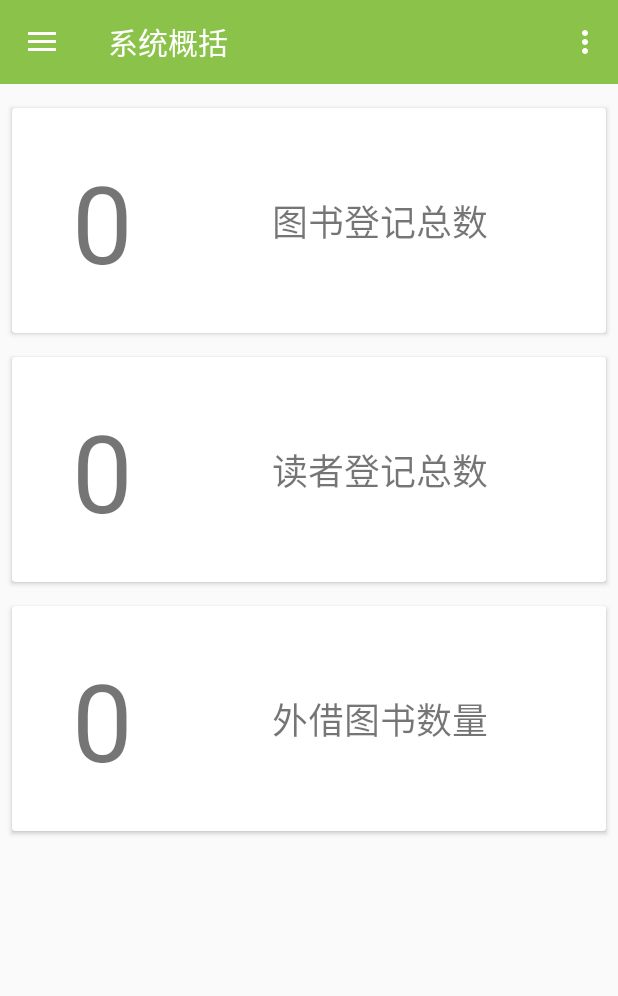
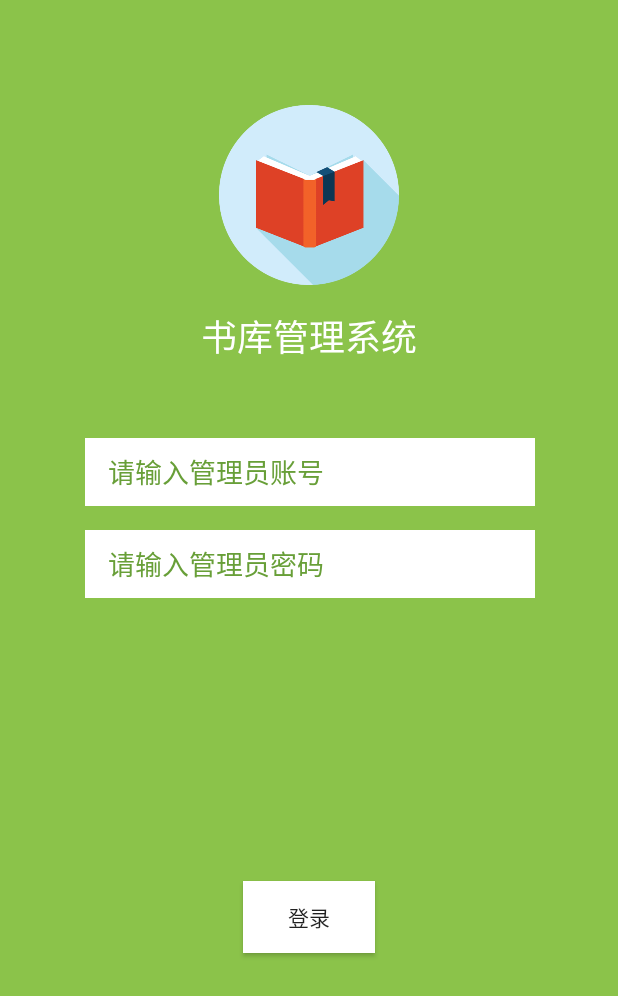
Before and after one commit to Ericwyn/LibraryMS, an Android app: the screen it shows after launch (MainActivity before the commit, LoginActivity after it), on a phone screen of 412 x 824 dp. Shown: the top 996 px of the screen. Run offline under Robolectric (Android 15) with nearby library versions, the phone set to English and light mode, and no system bars.

Commit message:
增加了管理员登录模块

```diff
--- a/managerApp/src/main/AndroidManifest.xml
+++ b/managerApp/src/main/AndroidManifest.xml
@@ -3,7 +3,6 @@
           package="com.ericwyn.libraryms">
 
     <application
-
         android:allowBackup="true"
         android:icon="@mipmap/ic_launcher"
         android:label="@string/app_name"
@@ -14,16 +13,17 @@
             android:name=".managerApp.MainActivity"
             android:label="@string/app_name"
             android:theme="@style/AppTheme.NoActionBar">
+        </activity>
+        <activity
+            android:name=".ChildFragment.borrowM.BorrowActivity"
+            android:theme="@style/AppTheme.NoActionBar">
+        </activity>
+        <activity android:name=".LoginActivity"
+                  android:theme="@style/AppTheme.NoActionBar">
             <intent-filter>
                 <action android:name="android.intent.action.MAIN"/>
-
                 <category android:name="android.intent.category.LAUNCHER"/>
             </intent-filter>
-        </activity>
-        <activity android:name=".ChildFragment.borrowM.BorrowActivity"
-            android:theme="@style/AppTheme.NoActionBar"
-
-            >
         </activity>
     </application>
 
--- /dev/null
+++ b/managerApp/src/main/java/com/ericwyn/libraryms/LoginActivity.java
@@ -0,0 +1,71 @@
+package com.ericwyn.libraryms;
+
+import android.content.Intent;
+import android.content.SharedPreferences;
+import android.os.Bundle;
+import android.support.v7.app.AppCompatActivity;
+import android.view.View;
+import android.widget.Button;
+import android.widget.EditText;
+import android.widget.Toast;
+
+import com.ericwyn.libraryms.managerApp.MainActivity;
+
+public class LoginActivity extends AppCompatActivity {
+    private EditText account;
+    private EditText password;
+    private Button btn;
+
+    @Override
+    protected void onCreate(Bundle savedInstanceState) {
+        super.onCreate(savedInstanceState);
+        setContentView(R.layout.activity_login);
+        initView();
+        loadAccount();
+    }
+
+    private void initView(){
+        account=(EditText)findViewById(R.id.editText_loginAccount);
+        password=(EditText)findViewById(R.id.editText_loginPassword);
+        btn=(Button)findViewById(R.id.login_button);
+        btn.setOnClickListener(new View.OnClickListener() {
+            @Override
+            public void onClick(View v) {
+                if(account.getText().toString().equals("admin")){
+                    if(password.getText().toString().equals("admin")){
+                        Intent intent=new Intent(LoginActivity.this, MainActivity.class);
+                        startActivity(intent);
+                        Toast.makeText(LoginActivity.this,"登录成功",Toast.LENGTH_SHORT).show();
+                        finish();
+                    }else {
+                        Toast.makeText(LoginActivity.this,"密码错误",Toast.LENGTH_SHORT).show();
+                    }
+                }else {
+                    Toast.makeText(LoginActivity.this,"用户名错误",Toast.LENGTH_SHORT).show();
+                }
+            }
+        });
+
+    }
+
+    //记住用户名
+    public void remaberAccount(String account){
+        SharedPreferences sp=getSharedPreferences("data",MODE_PRIVATE);
+        SharedPreferences.Editor ed=sp.edit();
+        ed.putString("account",account);
+        ed.apply();
+    }
+
+    //载入用户名
+    public void loadAccount(){
+        SharedPreferences sp=getSharedPreferences("data",MODE_PRIVATE);
+        String accountSave=sp.getString("account","");
+        account.setText(accountSave);
+    }
+
+    @Override
+    public void finish() {
+        remaberAccount(account.getText().toString());
+        super.finish();
+    }
+}
--- a/managerApp/src/main/java/com/ericwyn/libraryms/managerApp/BaseDataManagerFragment.java
+++ b/managerApp/src/main/java/com/ericwyn/libraryms/managerApp/BaseDataManagerFragment.java
@@ -97,7 +97,6 @@ public class BaseDataManagerFragment extends Fragment{
 
                 startActivityForResult(intent,1);
 
-
             }
         });
 
--- /dev/null
+++ b/managerApp/src/main/res/layout/activity_login.xml
@@ -0,0 +1,105 @@
+<?xml version="1.0" encoding="utf-8"?>
+<android.support.constraint.ConstraintLayout
+    xmlns:android="http://schemas.android.com/apk/res/android"
+    xmlns:app="http://schemas.android.com/apk/res-auto"
+    xmlns:tools="http://schemas.android.com/tools"
+    android:layout_width="match_parent"
+    android:layout_height="match_parent"
+    android:background="@color/primary"
+    tools:context="com.ericwyn.libraryms.LoginActivity">
+
+    <ImageView
+        android:id="@+id/imageView2"
+        android:layout_width="120dp"
+        android:layout_height="120dp"
+        android:layout_marginBottom="8dp"
+        android:layout_marginLeft="8dp"
+        android:layout_marginRight="8dp"
+        android:layout_marginTop="8dp"
+        app:layout_constraintBottom_toBottomOf="parent"
+        app:layout_constraintHorizontal_bias="0.501"
+        app:layout_constraintLeft_toLeftOf="parent"
+        app:layout_constraintRight_toRightOf="parent"
+        app:layout_constraintTop_toTopOf="parent"
+        app:layout_constraintVertical_bias="0.089999974"
+        app:srcCompat="@drawable/flat_book"/>
+
+    <TextView
+        android:id="@+id/textView10"
+        android:layout_width="wrap_content"
+        android:layout_height="wrap_content"
+        android:text="书库管理系统"
+        android:textColor="@color/cardview_light_background"
+        android:textSize="24sp"
+        android:layout_marginTop="16dp"
+        app:layout_constraintTop_toBottomOf="@+id/imageView2"
+        android:layout_marginLeft="8dp"
+        app:layout_constraintLeft_toLeftOf="parent"
+        android:layout_marginRight="8dp"
+        app:layout_constraintRight_toRightOf="parent"
+        app:layout_constraintBottom_toBottomOf="parent"
+        app:layout_constraintHorizontal_bias="0.501"
+        android:layout_marginBottom="8dp"
+        app:layout_constraintVertical_bias="0.0"/>
+
+    <EditText
+        android:paddingStart="15dp"
+        android:id="@+id/editText_loginAccount"
+        android:layout_width="300dp"
+        android:layout_height="45dp"
+        android:background="#fff"
+        android:ems="10"
+        android:hint="请输入管理员账号"
+        android:textColorHint="@color/primary_dark"
+        android:inputType="text"
+        android:layout_marginRight="8dp"
+        app:layout_constraintRight_toRightOf="parent"
+        android:layout_marginLeft="8dp"
+        app:layout_constraintLeft_toLeftOf="parent"
+        android:layout_marginTop="50dp"
+        app:layout_constraintTop_toBottomOf="@+id/textView10"
+        app:layout_constraintHorizontal_bias="0.505"
+        app:layout_constraintBottom_toBottomOf="parent"
+        android:layout_marginBottom="8dp"
+        app:layout_constraintVertical_bias="0.0"/>
+
+    <EditText
+        android:id="@+id/editText_loginPassword"
+        android:layout_width="300dp"
+        android:layout_height="45dp"
+        android:layout_marginBottom="8dp"
+        android:layout_marginLeft="8dp"
+        android:layout_marginRight="8dp"
+        android:layout_marginTop="16dp"
+        android:background="#fff"
+        android:ems="10"
+        android:hint="请输入管理员密码"
+        android:inputType="textPassword"
+        android:paddingStart="15dp"
+        android:textColorHint="@color/primary_dark"
+        app:layout_constraintBottom_toBottomOf="parent"
+        app:layout_constraintHorizontal_bias="0.505"
+        app:layout_constraintLeft_toLeftOf="parent"
+        app:layout_constraintRight_toRightOf="parent"
+        app:layout_constraintTop_toBottomOf="@+id/editText_loginAccount"
+        app:layout_constraintVertical_bias="0.0"/>
+
+    <Button
+        android:id="@+id/login_button"
+        style="@android:style/Widget.Material.Light.Button"
+        android:layout_width="wrap_content"
+        android:layout_height="wrap_content"
+        android:layout_marginBottom="8dp"
+        android:layout_marginLeft="8dp"
+        android:layout_marginRight="8dp"
+        android:layout_marginTop="8dp"
+        android:background="@color/cardview_light_background"
+        android:text="登录"
+        app:layout_constraintBottom_toBottomOf="parent"
+        app:layout_constraintHorizontal_bias="0.501"
+        app:layout_constraintLeft_toLeftOf="parent"
+        app:layout_constraintRight_toRightOf="parent"
+        app:layout_constraintTop_toBottomOf="@+id/editText_loginPassword"
+        app:layout_constraintVertical_bias="0.5"/>
+
+</android.support.constraint.ConstraintLayout>
```
Also changed, not shown: managerApp/src/main/res/drawable/flat_book.png (added).
